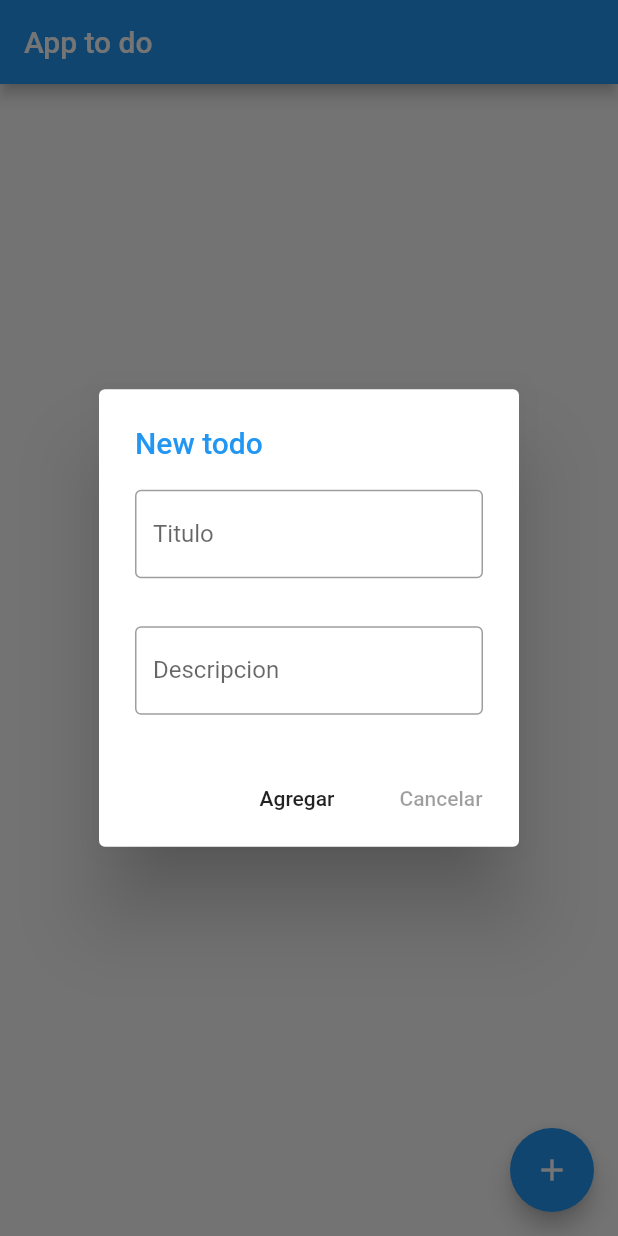
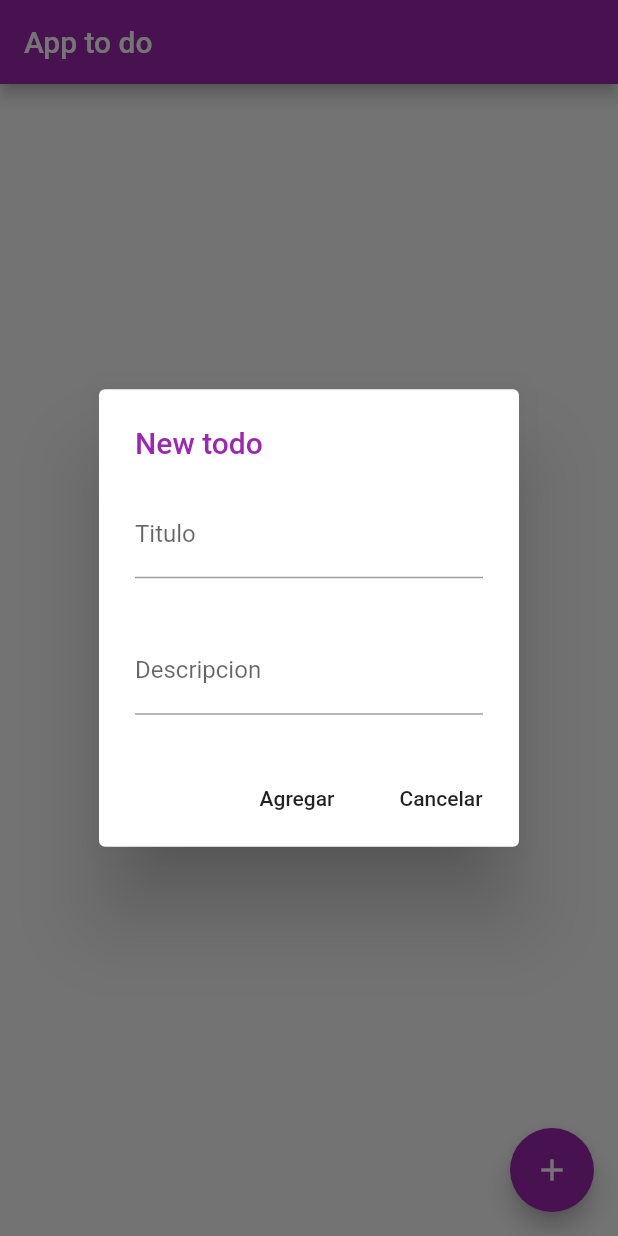
Before and after one commit to alpha-kr/Todo, a Flutter app: the screen it shows after launch, after a tap on the "add" icon, on a phone screen of 412 x 824 dp. Run offline on Flutter 3.47's test engine with Material 2 defaults, Android fonts, the phone set to English and light mode, and no system bars.

Commit message:
termine casi todo

```diff
--- a/lib/dialogo.dart
+++ b/lib/dialogo.dart
@@ -21,7 +21,7 @@ class _DialogoState extends State<Dialogo> {
             controllerBody.clear();
 
             Navigator.of(context).pop(p);}, child: Text("Agregar")),
-        FlatButton(onPressed: null, child: Text("Cancelar"))
+        FlatButton(onPressed: (){Navigator.of(context).pop(null);}, child: Text("Cancelar"))
       ],
 
 
@@ -31,10 +31,10 @@ class _DialogoState extends State<Dialogo> {
       ),
       content: Container( alignment: Alignment.center, width: 200, height: 150 ,child: Column(children: <Widget>[  TextField( decoration: InputDecoration(
         labelText: "Titulo",
-        border: OutlineInputBorder()
+
       ), controller: controllerTitle,), Spacer(), TextField( decoration: InputDecoration(
         labelText: "Descripcion",
-        border: OutlineInputBorder()),controller: controllerBody,)
+         ),controller: controllerBody,)
          ])
       ));
 
--- a/lib/main.dart
+++ b/lib/main.dart
@@ -35,6 +35,7 @@ class ShoppingListItem extends StatelessWidget {
       onTap: () {
         onCartChanged(product, inCart);
       },
+
       leading: CircleAvatar(
         backgroundColor: _getColor(context),
         child: Text(product.name[0]),
@@ -105,6 +106,7 @@ class _ShoppingListState extends State<ShoppingList> {
           return Dismissible( key: UniqueKey(),
           onDismissed: (direccion){
             setState(() {
+
               widget.products.remove(product);
             });
           },
@@ -132,6 +134,11 @@ class _MyappState extends State<MyApp> {
   @override
   Widget build(BuildContext context) {
     return  MaterialApp(
+       theme: ThemeData(
+         primaryColor: Colors.purple,
+         floatingActionButtonTheme: FloatingActionButtonThemeData(backgroundColor: Colors.purple),
+         buttonColor: Colors.purple,
+       ),
     title: 'Shopping App',
     home: ShoppingList(
 
```
